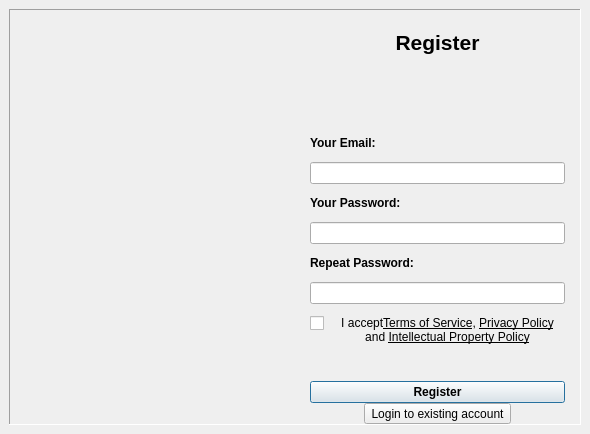
Qt form registerwindow.ui (pcloudcom/psyncgui) before a commit.
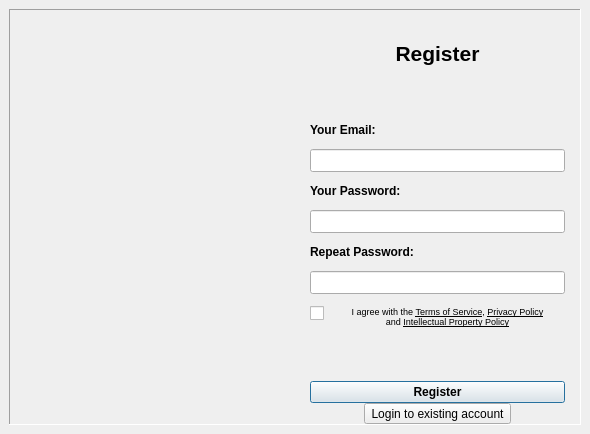
The same form after that commit. Icons and pictures are not drawn.

```diff
--- a/registerwindow.ui
+++ b/registerwindow.ui
@@ -64,7 +64,7 @@
           </widget>
          </item>
          <item>
-          <layout class="QVBoxLayout" name="verticalLayout_6">
+          <layout class="QVBoxLayout" name="verticalLayout_6" stretch="1,1,6,1">
            <property name="spacing">
             <number>0</number>
            </property>
@@ -142,7 +142,14 @@
                     </widget>
                    </item>
                    <item>
-                    <widget class="QLineEdit" name="email"/>
+                    <widget class="QLineEdit" name="email">
+                     <property name="minimumSize">
+                      <size>
+                       <width>0</width>
+                       <height>23</height>
+                      </size>
+                     </property>
+                    </widget>
                    </item>
                   </layout>
                  </item>
@@ -157,6 +164,12 @@
                    </item>
                    <item>
                     <widget class="QLineEdit" name="password">
+                     <property name="minimumSize">
+                      <size>
+                       <width>0</width>
+                       <height>23</height>
+                      </size>
+                     </property>
                      <property name="echoMode">
                       <enum>QLineEdit::Password</enum>
                      </property>
@@ -175,6 +188,12 @@
                    </item>
                    <item>
                     <widget class="QLineEdit" name="confirmpassword">
+                     <property name="minimumSize">
+                      <size>
+                       <width>0</width>
+                       <height>23</height>
+                      </size>
+                     </property>
                      <property name="text">
                       <string/>
                      </property>
@@ -228,7 +247,7 @@
                  <item>
                   <widget class="QLabel" name="label_4">
                    <property name="text">
-                    <string>&lt;html&gt;&lt;head/&gt;&lt;body&gt;&lt;p&gt;&lt;span style=&quot; font-size:9pt;&quot;&gt;I accept&lt;/span&gt;&lt;a href=&quot;https://www.pcloud.com/terms_and_conditions.html&quot;&gt;&lt;span style=&quot; font-size:9pt; text-decoration: underline; color:#000000;&quot;&gt;Terms of Service&lt;/span&gt;&lt;/a&gt;&lt;span style=&quot; font-size:9pt; color:#000000;&quot;&gt;, &lt;/span&gt;&lt;a href=&quot;https://www.pcloud.com/privacy_policy.html&quot;&gt;&lt;span style=&quot; font-size:9pt; text-decoration: underline; color:#000000;&quot;&gt;Privacy Policy&lt;/span&gt;&lt;/a&gt; &lt;br&gt;&lt;span style=&quot; font-size:9pt;&quot;&gt;and &lt;/span&gt;&lt;a href=&quot;https://www.pcloud.com/int_pr_policy.html&quot;&gt;&lt;span style=&quot; font-size:9pt; text-decoration: underline; color:#000000;&quot;&gt;Intellectual Property Policy&lt;/span&gt;&lt;/a&gt;&lt;/p&gt;&lt;/body&gt;&lt;/html&gt;</string>
+                    <string>&lt;html&gt;&lt;head/&gt;&lt;body&gt;&lt;p&gt;&lt;span style=&quot; font-size:7pt;&quot;&gt;I agree with the &lt;/span&gt;&lt;a href=&quot;https://www.pcloud.com/terms_and_conditions.html&quot;&gt;&lt;span style=&quot; font-size:7pt; text-decoration: underline; color:#000000;&quot;&gt;Terms of Service&lt;/span&gt;&lt;/a&gt;&lt;span style=&quot; font-size:7pt; color:#000000;&quot;&gt;, &lt;/span&gt;&lt;a href=&quot;https://www.pcloud.com/privacy_policy.html&quot;&gt;&lt;span style=&quot; font-size:7pt; text-decoration: underline; color:#000000;&quot;&gt;Privacy Policy&lt;/span&gt;&lt;/a&gt;&lt;span style=&quot; font-size:7pt;&quot;&gt;&lt;br/&gt;and &lt;/span&gt;&lt;a href=&quot;https://www.pcloud.com/int_pr_policy.html&quot;&gt;&lt;span style=&quot; font-size:7pt; text-decoration: underline; color:#000000;&quot;&gt;Intellectual Property Policy&lt;/span&gt;&lt;/a&gt;&lt;/p&gt;&lt;/body&gt;&lt;/html&gt;</string>
                    </property>
                    <property name="scaledContents">
                     <bool>false</bool>
```
Left out of the diff: 6 changed lines with no effect on the pictures.
